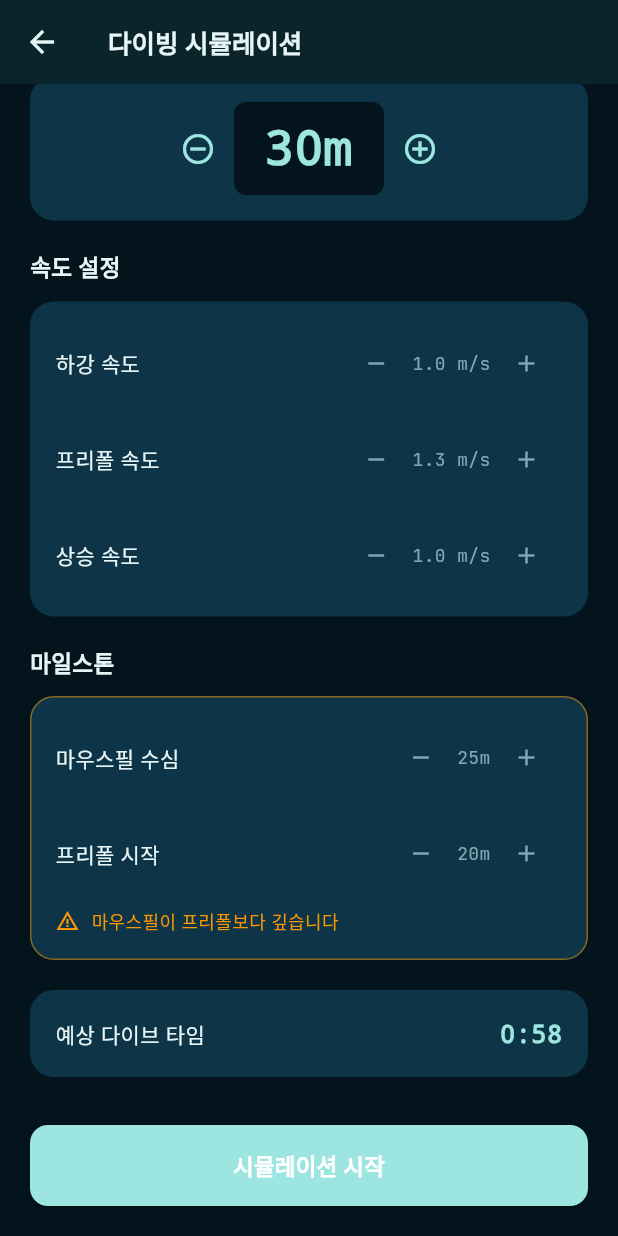
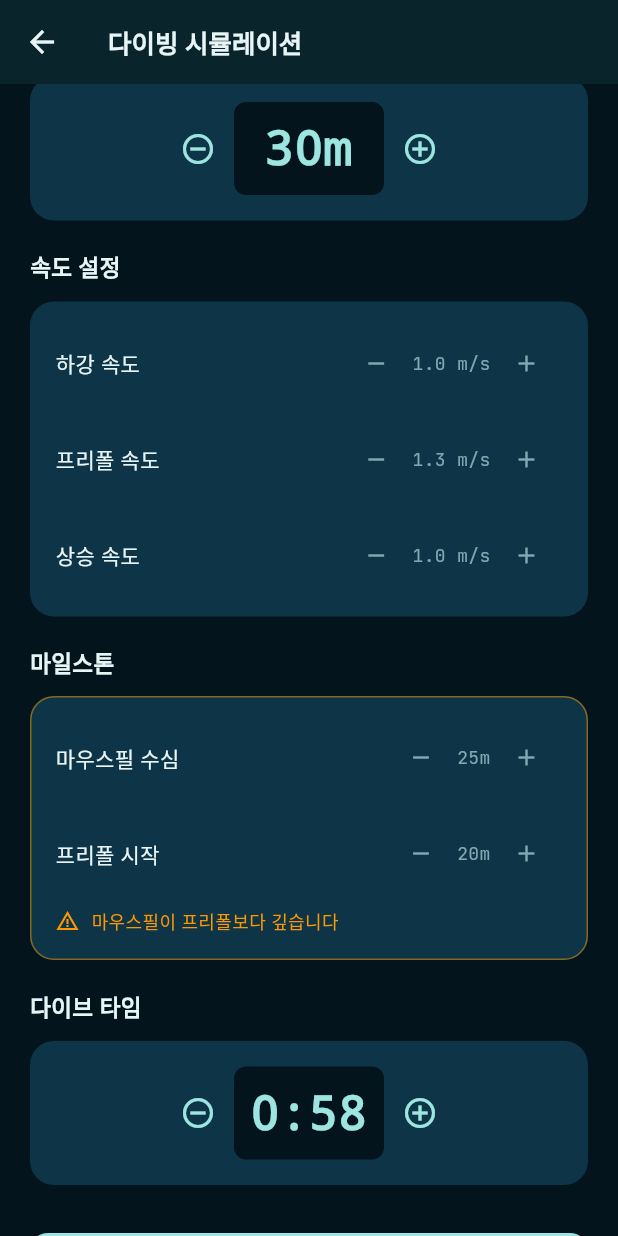
Before and after one commit to elain2/freedive_coach_app, a Flutter app: the SimulationSetupScreen screen opened directly, scrolled down 168 dp, on a phone screen of 412 x 824 dp. Run offline on Flutter 3.47's test engine with Material 3 defaults, Android fonts, the phone set to English and light mode, and no system bars; our stand-ins replace audioplayers, file_picker, fl_chart, flutter_dotenv, google_fonts, image_picker and 7 more; missing offline and left inert: flutter_sound, video_thumbnail; accounts and stored records are empty.

Commit message:
feat: Allow user to edit dive time in simulation setup
- Add customDiveTime field to SimulationProfile model
- Add calculatedDiveTime getter for auto-calculated value
- Make dive time adjustable by ±5 seconds in UI
- Show "자동 계산" button to reset to calculated time
- Display calculated time as reference when using custom time

Co-Authored-By: Claude Opus 4.5 <noreply@anthropic.com>

```diff
--- a/freedive_coach/lib/models/simulation_profile.dart
+++ b/freedive_coach/lib/models/simulation_profile.dart
@@ -8,6 +8,7 @@ class SimulationProfile {
   final int freefallStartDepth; // Freefall start depth in meters
   final double freefallSpeed;   // Freefall speed in m/s
   final int mouthfillDepth;     // Mouthfill depth in meters
+  final Duration? customDiveTime; // User-defined dive time (overrides calculated)
   final DateTime createdAt;
 
   const SimulationProfile({
@@ -19,6 +20,7 @@ class SimulationProfile {
     required this.freefallStartDepth,
     required this.freefallSpeed,
     required this.mouthfillDepth,
+    this.customDiveTime,
     required this.createdAt,
   });
 
@@ -37,8 +39,16 @@ class SimulationProfile {
     );
   }
 
-  /// Calculate estimated dive time
+  /// Calculate estimated dive time (or return custom time if set)
   Duration get estimatedDiveTime {
+    if (customDiveTime != null) {
+      return customDiveTime!;
+    }
+    return calculatedDiveTime;
+  }
+
+  /// Calculate dive time based on depth and speed settings
+  Duration get calculatedDiveTime {
     // Descent: active kick to freefall start + freefall to target
     final activeDescentDepth = freefallStartDepth;
     final freefallDepth = targetDepth - freefallStartDepth;
@@ -50,6 +60,9 @@ class SimulationProfile {
     final totalSeconds = activeDescentTime + freefallTime + ascentTime;
     return Duration(seconds: totalSeconds.round());
   }
+
+  /// Check if using custom dive time
+  bool get isCustomDiveTime => customDiveTime != null;
 
   /// Validate profile parameters
   String? validate() {
@@ -74,6 +87,8 @@ class SimulationProfile {
     int? freefallStartDepth,
     double? freefallSpeed,
     int? mouthfillDepth,
+    Duration? customDiveTime,
+    bool clearCustomDiveTime = false,
     DateTime? createdAt,
   }) {
     return SimulationProfile(
@@ -85,6 +100,7 @@ class SimulationProfile {
       freefallStartDepth: freefallStartDepth ?? this.freefallStartDepth,
       freefallSpeed: freefallSpeed ?? this.freefallSpeed,
       mouthfillDepth: mouthfillDepth ?? this.mouthfillDepth,
+      customDiveTime: clearCustomDiveTime ? null : (customDiveTime ?? this.customDiveTime),
       createdAt: createdAt ?? this.createdAt,
     );
   }
@@ -98,6 +114,7 @@ class SimulationProfile {
     'freefallStartDepth': freefallStartDepth,
     'freefallSpeed': freefallSpeed,
     'mouthfillDepth': mouthfillDepth,
+    'customDiveTimeSeconds': customDiveTime?.inSeconds,
     'createdAt': createdAt.toIso8601String(),
   };
 
@@ -110,6 +127,9 @@ class SimulationProfile {
     freefallStartDepth: json['freefallStartDepth'] as int,
     freefallSpeed: (json['freefallSpeed'] as num).toDouble(),
     mouthfillDepth: json['mouthfillDepth'] as int,
+    customDiveTime: json['customDiveTimeSeconds'] != null
+        ? Duration(seconds: json['customDiveTimeSeconds'] as int)
+        : null,
     createdAt: DateTime.parse(json['createdAt'] as String),
   );
 }
--- a/freedive_coach/lib/screens/simulation_setup_screen.dart
+++ b/freedive_coach/lib/screens/simulation_setup_screen.dart
@@ -300,25 +300,99 @@ class _SimulationSetupScreenState extends State<SimulationSetupScreen> {
 
   Widget _buildEstimatedTime() {
     final estimatedTime = _profile.estimatedDiveTime;
+    final calculatedTime = _profile.calculatedDiveTime;
     final minutes = estimatedTime.inMinutes;
     final seconds = estimatedTime.inSeconds % 60;
+    final isCustom = _profile.isCustomDiveTime;
 
-    return SurfaceCard(
-      padding: const EdgeInsets.all(16),
-      borderColor: Colors.transparent,
-      child: Row(
-        mainAxisAlignment: MainAxisAlignment.spaceBetween,
-        children: [
-          Text('예상 다이브 타임', style: AppTextStyles.body),
-          Text(
-            '$minutes:${seconds.toString().padLeft(2, '0')}',
-            style: AppTextStyles.titleSmall.copyWith(
-              color: AppColors.primaryBright,
-              fontFamily: 'monospace',
-            ),
+    return Column(
+      crossAxisAlignment: CrossAxisAlignment.start,
+      children: [
+        Row(
+          mainAxisAlignment: MainAxisAlignment.spaceBetween,
+          children: [
+            Text('다이브 타임', style: AppTextStyles.sectionTitle),
+            if (isCustom)
+              GestureDetector(
+                onTap: () {
+                  setState(() {
+                    _profile = _profile.copyWith(clearCustomDiveTime: true);
+                  });
+                },
+                child: Text(
+                  '자동 계산',
+                  style: AppTextStyles.caption.copyWith(color: AppColors.primaryBright),
+                ),
+              ),
+          ],
+        ),
+        const SizedBox(height: 12),
+        SurfaceCard(
+          padding: const EdgeInsets.all(16),
+          borderColor: isCustom ? AppColors.primaryBright.withValues(alpha: 0.5) : Colors.transparent,
+          child: Column(
+            children: [
+              Row(
+                mainAxisAlignment: MainAxisAlignment.center,
+                children: [
+                  IconButton(
+                    icon: const Icon(Icons.remove_circle_outline),
+                    color: AppColors.primaryBright,
+                    onPressed: () {
+                      final newSeconds = estimatedTime.inSeconds - 5;
+                      if (newSeconds >= 30) {
+                        setState(() {
+                          _profile = _profile.copyWith(
+                            customDiveTime: Duration(seconds: newSeconds),
+                          );
+                        });
+                      }
+                    },
+                  ),
+                  Container(
+                    width: 100,
+                    padding: const EdgeInsets.symmetric(vertical: 8),
+                    decoration: BoxDecoration(
+                      color: AppColors.bg,
+                      borderRadius: BorderRadius.circular(8),
+                    ),
+                    child: Text(
+                      '$minutes:${seconds.toString().padLeft(2, '0')}',
+                      textAlign: TextAlign.center,
+                      style: AppTextStyles.titleLarge.copyWith(
+                        fontFamily: 'monospace',
+                        fontSize: 32,
+                        color: AppColors.primaryBright,
+                      ),
+                    ),
+                  ),
+                  IconButton(
+                    icon: const Icon(Icons.add_circle_outline),
+                    color: AppColors.primaryBright,
+                    onPressed: () {
+                      final newSeconds = estimatedTime.inSeconds + 5;
+                      if (newSeconds <= 600) { // Max 10 minutes
+                        setState(() {
+                          _profile = _profile.copyWith(
+                            customDiveTime: Duration(seconds: newSeconds),
+                          );
+                        });
+                      }
+                    },
+                  ),
+                ],
+              ),
+              if (isCustom) ...[
+                const SizedBox(height: 8),
+                Text(
+                  '자동 계산: ${calculatedTime.inMinutes}:${(calculatedTime.inSeconds % 60).toString().padLeft(2, '0')}',
+                  style: AppTextStyles.caption.copyWith(color: AppColors.muted),
+                ),
+              ],
+            ],
           ),
-        ],
-      ),
+        ),
+      ],
     );
   }
 
```
